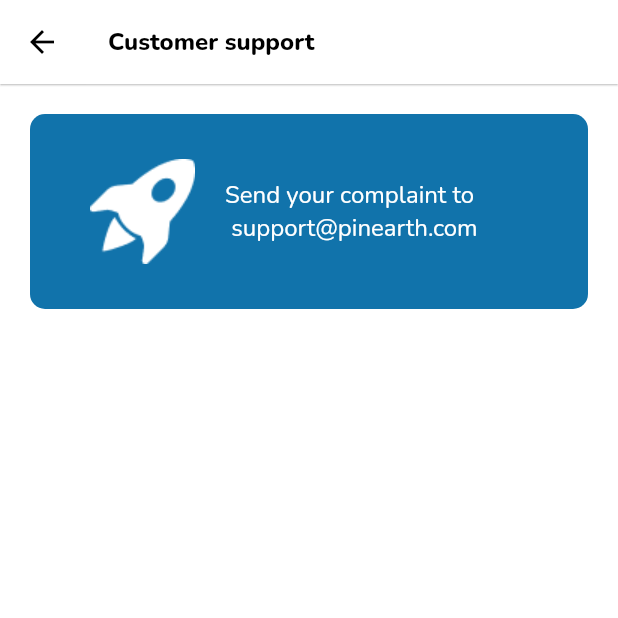
After one commit to akpanphilip/pinearth, a Flutter app: the ProfileScreen screen opened directly, after a tap on "Customer support", on a phone screen of 412 x 824 dp, the top half of it. The commit adds this screen. Run offline on Flutter 3.47's test engine with Material 2 defaults, Android fonts, the light colour scheme and no system bars; our stand-ins replace animated_bottom_navigation_bar, flutter_svg, get, google_fonts, iconly, page_transition and 1 more.

Commit message:
added customer support screen

```diff
--- /dev/null
+++ b/pinearth/lib/screens/customer_support_screen.dart
@@ -0,0 +1,58 @@
+// ignore_for_file: prefer_const_constructors, prefer_const_literals_to_create_immutables
+
+import 'package:flutter/material.dart';
+import 'package:google_fonts/google_fonts.dart';
+
+import '../custom_widgets/custom_widgets.dart';
+import 'profile_screen.dart';
+
+class CustomerSupportScreen extends StatefulWidget {
+  const CustomerSupportScreen({super.key});
+
+  @override
+  State<CustomerSupportScreen> createState() => _CustomerSupportScreenState();
+}
+
+class _CustomerSupportScreenState extends State<CustomerSupportScreen> {
+  @override
+  Widget build(BuildContext context) {
+    return Scaffold(
+      backgroundColor: Colors.white,
+      appBar: AppBar(
+        backgroundColor: Colors.white,
+        iconTheme: IconThemeData(
+          color: Colors.black, // Set the desired color here
+        ),
+        title: AppbarTitle(
+          text: 'Customer support',
+        ),
+        centerTitle: false,
+        elevation: 0.5,
+      ),
+      body: SafeArea(
+          child: Padding(
+        padding: const EdgeInsets.all(20),
+        child: Container(
+          padding: EdgeInsets.symmetric(vertical: 30, horizontal: 40),
+          width: double.infinity,
+          decoration: BoxDecoration(
+              color: Color(0xff1173AB),
+              borderRadius: BorderRadius.circular(10)),
+          child: Row(
+            children: [
+              Image(
+                  image:
+                      AssetImage('assets/images/customer-support-rocket.png')),
+              SizedBox(width: 20),
+              Text(
+                textAlign: TextAlign.start,
+                'Send your complaint to \n support@pinearth.com',
+                style: GoogleFonts.nunito(color: Colors.white, fontSize: 16),
+              )
+            ],
+          ),
+        ),
+      )),
+    );
+  }
+}
--- a/pinearth/lib/screens/profile_screen.dart
+++ b/pinearth/lib/screens/profile_screen.dart
@@ -7,6 +7,7 @@ import 'package:pinearth/screens/how_to_use_screen.dart';
 import 'package:pinearth/screens/security_screen.dart';
 
 import '../custom_widgets/custom_widgets.dart';
+import 'customer_support_screen.dart';
 import 'my_listed_property_screen.dart';
 
 class ProfileScreen extends StatefulWidget {
@@ -128,9 +129,17 @@ class _ProfileScreenState extends State<ProfileScreen> {
                     text: 'How to use?',
                   ),
                 ),
-                ProfileSection(
-                  img: 'assets/images/customer-support.png',
-                  text: 'Customer support',
+                GestureDetector(
+                  onTap: () {
+                    Navigator.push(
+                        context,
+                        MaterialPageRoute(
+                            builder: (context) => CustomerSupportScreen()));
+                  },
+                  child: ProfileSection(
+                    img: 'assets/images/customer-support.png',
+                    text: 'Customer support',
+                  ),
                 )
               ],
             ),
--- a/pinearth/pubspec.yaml
+++ b/pinearth/pubspec.yaml
@@ -97,6 +97,7 @@ flutter:
     - assets/images/available.png
     - assets/images/unavailable.png
     - assets/images/available-listing.png
+    - assets/images/customer-support-rocket.png
 
 
   # An image asset can refer to one or more resolution-specific "variants", see
```
Also changed, not shown: pinearth/assets/images/customer-support-rocket.png (added).
